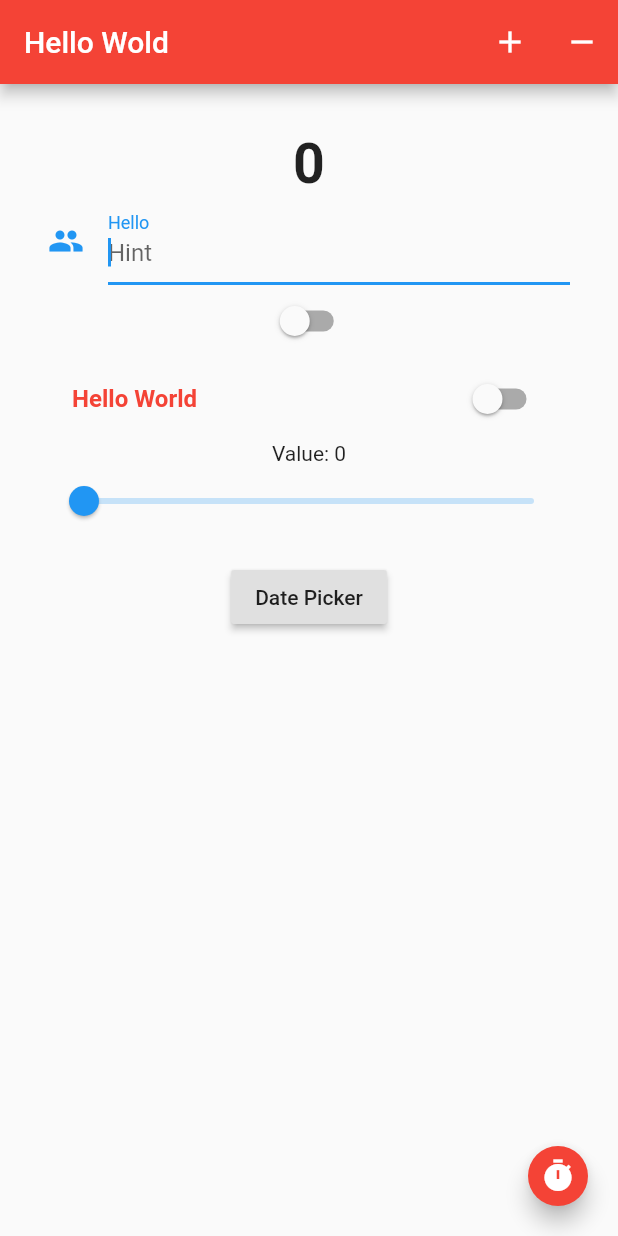
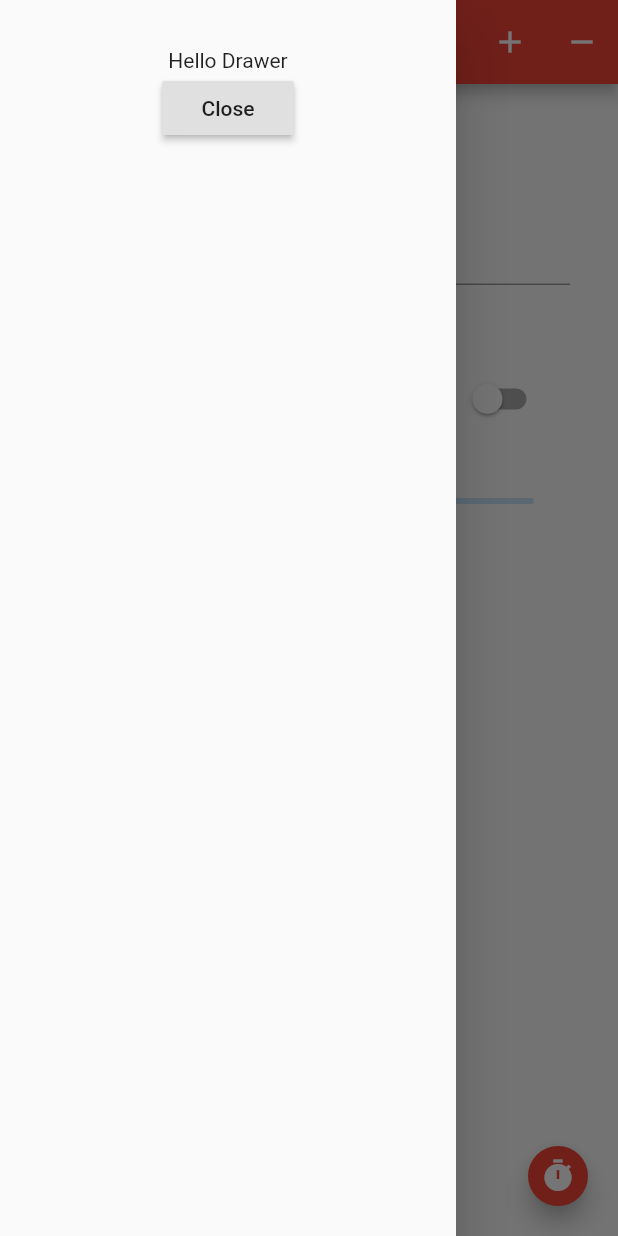
Before and after one commit to RandilCPiumantha/flutter-demo, a Flutter app: the screen it shows after launch, with the side drawer open (before the commit the screen has no drawer), on a phone screen of 412 x 824 dp. Run offline on Flutter 3.47's test engine with Material 2 defaults, Android fonts, the phone set to English and light mode, and no system bars.

Commit message:
add Drawer

```diff
--- a/lib/main.dart
+++ b/lib/main.dart
@@ -101,11 +101,8 @@ class _State extends State<MyApp>{
         lastDate: new DateTime(2025)
     );
     if(picked != null) setState(() => _value = picked.toString());{
-
     }
   }
-
-
 
   @override
   Widget build(BuildContext context) {
@@ -125,6 +122,18 @@ class _State extends State<MyApp>{
           mini: true,
           child: new Icon(Icons.timer),
       ),
+
+      drawer: new Drawer(
+        child: new Container(
+          padding: new EdgeInsets.all(32.0),
+          child: new Column(
+            children:<Widget>[
+              new Text("Hello Drawer"),
+              new RaisedButton(onPressed:() => Navigator.pop(context), child: new Text("Close"))
+            ],
+          ),
+        ),
+      ) ,
 
       body: new Container(
         padding: new EdgeInsets.all(32.0),
```
